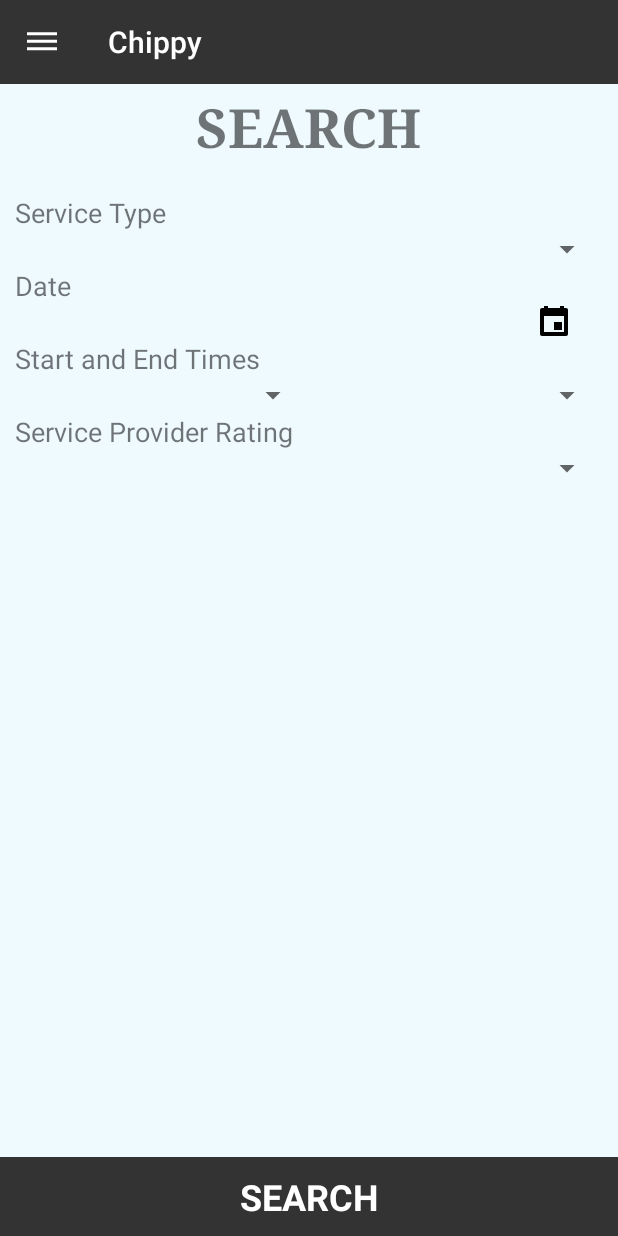
After one commit to AndreiBaetica/Chippy, an Android app: the fragment HOSearchFragment placed in its activity, on a phone screen of 412 x 824 dp. The commit adds this screen. Run offline under Robolectric (Android 15) with nearby library versions, the phone set to English and light mode, and no system bars; 4 statements that could not run were skipped.

Commit message:
Created tabs in HO. Added datePickerDialog and spinners in search tab.

```diff
--- /dev/null
+++ b/Chippy/app/src/main/java/com/example/janieamyot/chippy/HOSearchFragment.java
@@ -0,0 +1,70 @@
+package com.example.janieamyot.chippy;
+
+import android.app.DatePickerDialog;
+import android.app.Fragment;
+import android.content.Intent;
+import android.os.Bundle;
+import android.support.annotation.Nullable;
+import android.view.LayoutInflater;
+import android.view.View;
+import android.view.ViewGroup;
+import android.widget.ArrayAdapter;
+import android.widget.DatePicker;
+import android.widget.EditText;
+import android.widget.ImageButton;
+import android.widget.RatingBar;
+import android.widget.Spinner;
+import android.widget.TextView;
+
+import java.text.SimpleDateFormat;
+import java.util.Calendar;
+import java.util.Date;
+import java.util.Locale;
+
+public class HOSearchFragment extends Fragment{
+
+    Bundle bundle;
+    private HomeOwner homeOwner;
+    public ImageButton dateButton;
+    public TextView dateSelected;
+    public Spinner serviceSpinner;
+    final Calendar c = Calendar.getInstance();
+
+    public View onCreateView(LayoutInflater inflater, ViewGroup container, Bundle savedInstanceState){
+        return inflater.inflate(R.layout.fragment_ho_search, container, false);
+    }
+
+    public void onActivityCreated(@Nullable Bundle savedInstanceState) {
+        super.onActivityCreated(savedInstanceState);
+        Intent intent = getActivity().getIntent();
+        bundle = intent.getExtras();
+        homeOwner = (HomeOwner) bundle.get("Account");
+
+        dateButton = (ImageButton) getActivity().findViewById(R.id.dateButton);
+        dateSelected = (TextView) getActivity().findViewById(R.id.dateSelected);
+        serviceSpinner = getActivity().findViewById(R.id.hoServiceSearch);
+
+        dateButton.setOnClickListener(new View.OnClickListener(){
+            @Override
+            public void onClick(View v){
+                setDate(v);
+            }
+        });
+    }
+
+    public void setDate(View v) {
+        int year = c.get(Calendar.YEAR);
+        int month = c.get(Calendar.MONTH);
+        int day = c.get(Calendar.DAY_OF_MONTH);
+        DatePickerDialog dpd = new DatePickerDialog(getActivity(),R.style.DialogTheme, new DatePickerDialog.OnDateSetListener() {
+            @Override
+            public void onDateSet(DatePicker view, int year, int monthOfYear, int dayOfMonth) {
+                String str = dayOfMonth + "-" + (monthOfYear+1) + "-" + year;
+                dateSelected.setText(str);
+            }
+        }, year, month, day);
+        dpd.getDatePicker().setMinDate(System.currentTimeMillis() - 1000);
+        dpd.show();
+    }
+
+}
--- a/Chippy/app/src/main/java/com/example/janieamyot/chippy/HomeOwnerWelcomePage.java
+++ b/Chippy/app/src/main/java/com/example/janieamyot/chippy/HomeOwnerWelcomePage.java
@@ -1,27 +1,100 @@
 package com.example.janieamyot.chippy;
 
+import android.app.Fragment;
+import android.app.FragmentTransaction;
 import android.content.Intent;
+import android.support.annotation.NonNull;
+import android.support.design.widget.NavigationView;
+import android.support.v4.view.GravityCompat;
+import android.support.v4.widget.DrawerLayout;
+import android.support.v7.app.ActionBar;
 import android.support.v7.app.AppCompatActivity;
 import android.os.Bundle;
 import android.support.v7.widget.Toolbar;
+import android.view.MenuItem;
 import android.view.View;
 import android.widget.TextView;
 
 public class HomeOwnerWelcomePage extends AppCompatActivity {
 
-    Bundle bundle;
+    public static Bundle bundle;
+    private DrawerLayout mDrawerLayout;
+    HomeOwner account;
 
     @Override
     protected void onCreate(Bundle savedInstanceState) {
         super.onCreate(savedInstanceState);
         setContentView(R.layout.activity_home_owner_welcome_page);
-        setSupportActionBar((Toolbar) findViewById(R.id.toolbar));
+        Intent intent = this.getIntent();
 
-        Intent intent = this.getIntent();
         bundle = intent.getExtras();
-        TextView welcome = findViewById(R.id.welcomeMessage);
-        String welcomeMessage = "Welcome " + extractAccount();
-        welcome.setText(welcomeMessage);
+        account = (HomeOwner) bundle.get("Account");
+
+        FragmentTransaction ft = getFragmentManager().beginTransaction();
+        ft.replace(R.id.content_frame_ho, new HOSearchFragment());
+        ft.commit();
+
+        setupNavigationMenu();
+        //Add header to navigation drawer
+        NavigationView navigationView = findViewById(R.id.nav_view3);
+        View navHeaderView = navigationView.inflateHeaderView(R.layout.nav_header);
+        TextView headerUsername = (TextView) navHeaderView.findViewById(R.id.headerUsername);
+        headerUsername.setText(extractAccount());
+        TextView headerRole = (TextView) navHeaderView.findViewById(R.id.headerRole);
+        headerRole.setText("Home Owner");
+    }
+
+
+    public void setupNavigationMenu(){
+        //Setup toolbar
+        Toolbar toolbar = findViewById(R.id.toolbar);
+        setSupportActionBar(toolbar);
+        ActionBar actionBar = getSupportActionBar();
+        actionBar.setDisplayHomeAsUpEnabled(true);
+        actionBar.setHomeAsUpIndicator(R.drawable.ic_menu);
+
+        mDrawerLayout = findViewById(R.id.drawer_layout);
+
+        NavigationView navigationView = findViewById(R.id.nav_view3);
+        navigationView.setNavigationItemSelectedListener(
+                new NavigationView.OnNavigationItemSelectedListener() {
+                    @Override
+                    public boolean onNavigationItemSelected(@NonNull MenuItem menuItem) {
+                        menuItem.setChecked(true);
+                        mDrawerLayout.closeDrawers();
+
+                        int id = menuItem.getItemId();
+                        Fragment fragment = null;
+
+                        if (id == R.id.nav_ho_search){
+                            fragment = new HOSearchFragment();
+                        } else if (id == R.id.nav_ho_bookings){
+                            fragment = new HOBookingsFragment();
+                        } else if (id == R.id.nav_ho_logout){
+                            OnClickLogOut(findViewById(R.id.drawer_layout));
+                            return true;
+                        }
+
+                        if (fragment != null){
+                            FragmentTransaction ft = getFragmentManager().beginTransaction();
+                            ft.replace(R.id.content_frame_ho, fragment);
+                            ft.commit();
+                        }
+                        return true;
+                    }
+                }
+        );
+        navigationView.getMenu().getItem(0).setChecked(true);
+    }
+
+    @Override
+    public boolean onOptionsItemSelected(MenuItem item){
+        switch (item.getItemId()){
+            case android.R.id.home:
+                mDrawerLayout.openDrawer(GravityCompat.START);
+                return true;
+        }
+        return super.onOptionsItemSelected(item);
     }
 
     private String extractAccount(){
@@ -29,9 +102,8 @@ public class HomeOwnerWelcomePage extends AppCompatActivity {
         return homeOwner.getUserName();
     }
     public void OnClickLogOut(View view){
-
         Intent intent = new Intent(getApplication(), MainActivity.class);
         startActivity(intent);
-
+        finish();
     }
 }
--- a/Chippy/app/src/main/res/layout/activity_home_owner_welcome_page.xml
+++ b/Chippy/app/src/main/res/layout/activity_home_owner_welcome_page.xml
@@ -1,71 +1,33 @@
 <?xml version="1.0" encoding="utf-8"?>
-<RelativeLayout xmlns:android="http://schemas.android.com/apk/res/android"
+<android.support.v4.widget.DrawerLayout xmlns:android="http://schemas.android.com/apk/res/android"
     xmlns:app="http://schemas.android.com/apk/res-auto"
     xmlns:tools="http://schemas.android.com/tools"
+    android:id="@+id/drawer_layout"
     android:layout_width="match_parent"
     android:layout_height="match_parent"
-    tools:context=".HomeOwnerWelcomePage">
+    android:fitsSystemWindows="true">
 
-
-    <LinearLayout
-        android:id="@+id/toolbarLayout"
+    <FrameLayout
+        xmlns:tools="http://schemas.android.com/tools"
+        android:id="@+id/content_frame_ho"
         android:layout_width="match_parent"
-        android:layout_height="wrap_content"
-        android:orientation="vertical">
+        android:layout_height="match_parent"
+        tools:context=".HomeOwnerWelcomePage">
 
         <android.support.v7.widget.Toolbar
             android:id="@+id/toolbar"
             android:layout_width="match_parent"
             android:layout_height="?attr/actionBarSize"
             android:background="@color/colorPrimary"
-            android:theme="@style/ActionBarTheme" />
+            android:theme="@style/ThemeOverlay.AppCompat.Dark.ActionBar" />
+    </FrameLayout>
 
-    </LinearLayout>
+    <android.support.design.widget.NavigationView
+        android:id="@+id/nav_view3"
+        android:layout_width="wrap_content"
+        android:layout_height="match_parent"
+        android:layout_gravity="start"
+        android:fitsSystemWindows="true"
+        app:menu="@menu/drawer_homeowner" />
 
-    <LinearLayout
-        android:layout_width="match_parent"
-        android:layout_height="wrap_content"
-        android:orientation="vertical"
-        android:layout_below="@+id/toolbarLayout">
-
-        <LinearLayout
-            android:id="@+id/line1"
-            android:layout_width="match_parent"
-            android:layout_height="match_parent"
-            android:orientation="horizontal">
-
-            <TextView
-                android:id="@+id/loggedInAs"
-                android:layout_width="wrap_content"
-                android:layout_height="wrap_content"
-                android:layout_marginLeft="5dp"
-                android:text="Logged in as Home Owner" />
-
-            <View
-                android:layout_width="0dp"
-                android:layout_height="0dp"
-                android:layout_weight="1" />
-
-            <Button
-                android:id="@+id/logoutButton"
-                android:layout_width="wrap_content"
-                android:layout_height="wrap_content"
-                android:backgroundTint="@color/colorButton"
-                android:onClick="OnClickLogOut"
-                android:text="Log out"
-                android:textColor="@android:color/white" />
-
-        </LinearLayout>
-
-        <TextView
-            android:id="@+id/welcomeMessage"
-            android:layout_width="match_parent"
-            android:layout_height="wrap_content"
-            android:layout_below="@+id/line1"
-            android:layout_marginLeft="5dp"
-            android:layout_weight="1"
-            android:text="Welcome [USERNAME]"
-            android:textSize="18sp" />
-    </LinearLayout>
-
-</RelativeLayout>
+</android.support.v4.widget.DrawerLayout>
--- /dev/null
+++ b/Chippy/app/src/main/res/layout/fragment_ho_search.xml
@@ -0,0 +1,145 @@
+<?xml version="1.0" encoding="utf-8"?>
+<RelativeLayout xmlns:android="http://schemas.android.com/apk/res/android"
+    android:layout_width="match_parent"
+    android:layout_height="match_parent">
+
+    <TextView
+        android:layout_width="wrap_content"
+        android:layout_height="wrap_content"
+        android:layout_marginTop="60dp"
+        android:layout_marginBottom="10dp"
+        android:id="@+id/hoSearchTitle"
+        android:text="SEARCH"
+        android:textSize="36sp"
+        android:textStyle="bold"
+        android:typeface="serif"
+        android:layout_centerHorizontal="true" />
+
+    <LinearLayout
+        android:layout_width="match_parent"
+        android:layout_height="match_parent"
+        android:layout_margin="10dp"
+        android:orientation="vertical"
+        android:id="@+id/hoSearchLayout"
+        android:layout_below="@+id/hoSearchTitle"
+        android:layout_above="@+id/hoSearchButton">
+
+        <LinearLayout
+            android:id="@+id/hoSearchByService"
+            android:layout_width="match_parent"
+            android:layout_height="wrap_content"
+            android:orientation="vertical">
+
+            <TextView
+                android:layout_width="match_parent"
+                android:layout_height="wrap_content"
+                android:textSize="18sp"
+                android:text="Service Type"/>
+
+            <Spinner
+                android:id="@+id/hoServiceSearch"
+                android:layout_width="match_parent"
+                android:layout_height="wrap_content"
+                android:textSize="18sp" />
+
+        </LinearLayout>
+
+        <LinearLayout
+            android:id="@+id/hoSearchByDateTime"
+            android:layout_width="match_parent"
+            android:layout_height="wrap_content"
+            android:orientation="vertical">
+
+            <TextView
+                android:layout_width="match_parent"
+                android:layout_height="wrap_content"
+                android:textSize="18sp"
+                android:text="Date"/>
+
+            <LinearLayout
+                android:layout_width="match_parent"
+                android:layout_height="wrap_content"
+                android:orientation="horizontal">
+                <TextView
+                    android:id="@+id/dateSelected"
+                    android:layout_width="fill_parent"
+                    android:layout_height="match_parent"
+                    android:textSize="18sp"
+                    android:layout_weight="1" />
+
+                <ImageButton
+                    android:id="@+id/dateButton"
+                    android:layout_width="fill_parent"
+                    android:layout_height="wrap_content"
+                    android:layout_weight="5"
+                    android:src="@mipmap/ic_calendar"
+                    android:background="@color/colorBackground"/>
+            </LinearLayout>
+
+            <TextView
+                android:layout_width="match_parent"
+                android:layout_height="wrap_content"
+                android:textSize="18sp"
+                android:text="Start and End Times"/>
+
+            <LinearLayout
+                android:layout_width="match_parent"
+                android:layout_height="wrap_content"
+                android:orientation="horizontal">
+                <Spinner
+                    android:id="@+id/hoStartTimeSearch"
+                    android:layout_width="fill_parent"
+                    android:layout_height="wrap_content"
+                    android:gravity="center_horizontal"
+                    android:entries="@array/timeArray"
+                    android:layout_weight="1"
+                    android:textSize="18sp"/>
+                <Spinner
+                    android:id="@+id/hoEndTimeSearch"
+                    android:layout_width="fill_parent"
+                    android:layout_height="wrap_content"
+                    android:gravity="center_horizontal"
+                    android:entries="@array/timeArray"
+                    android:layout_weight="1"
+                    android:outlineAmbientShadowColor="@color/colorPrimary"
+                    android:textSize="18sp"/>
+            </LinearLayout>
+
+        </LinearLayout>
+
+        <LinearLayout
+            android:id="@+id/hoSearchByRating"
+            android:layout_width="match_parent"
+            android:layout_height="wrap_content"
+            android:orientation="vertical">
+
+            <TextView
+                android:layout_width="match_parent"
+                android:layout_height="wrap_content"
+                android:textSize="18sp"
+                android:text="Service Provider Rating"/>
+
+            <Spinner
+                android:id="@+id/hoRatingSearch"
+                android:layout_width="match_parent"
+                android:layout_height="wrap_content"
+                android:entries="@array/ratingArray"
+                android:textSize="18sp">
+            </Spinner>
+
+        </LinearLayout>
+
+    </LinearLayout>
+
+    <Button
+        android:id="@+id/hoSearchButton"
+        android:layout_width="fill_parent"
+        android:layout_height="wrap_content"
+        android:layout_alignParentBottom="true"
+        android:gravity="center"
+        android:padding="10dp"
+        android:text="SEARCH"
+        android:textSize="24sp"
+        android:textStyle="bold" />
+
+</RelativeLayout>
--- /dev/null
+++ b/Chippy/app/src/main/res/menu/drawer_homeowner.xml
@@ -0,0 +1,14 @@
+<?xml version="1.0" encoding="utf-8"?>
+<menu xmlns:android="http://schemas.android.com/apk/res/android">
+    <group android:checkableBehavior="single">
+        <item
+            android:id="@+id/nav_ho_search"
+            android:title="Search" />
+        <item
+            android:id="@+id/nav_ho_bookings"
+            android:title="Bookings" />
+        <item
+            android:id="@+id/nav_ho_logout"
+            android:title="Log out"/>
+    </group>
+</menu>
--- a/Chippy/app/src/main/res/values/colors.xml
+++ b/Chippy/app/src/main/res/values/colors.xml
@@ -6,4 +6,5 @@
     <color name="colorBackground">#effaff</color>
     <color name="colorButton">#333333</color>
     <color name="colorWhite">#ffffff</color>
+    <color name="colorCalendar">#0000FF</color>
 </resources>
--- a/Chippy/app/src/main/res/values/strings.xml
+++ b/Chippy/app/src/main/res/values/strings.xml
@@ -2,8 +2,6 @@
     <string name="app_name">Chippy</string>
     <string name="title_activity_home_owner_welcome_page">HomeOwnerWelcomePage</string>
     <string name="title_activity_service_provider_welcome_page">ServiceProviderWelcomePage</string>
-
-
 
     <string-array name="CategoryArr">
         <item>  </item>
@@ -18,4 +16,41 @@
         <item> Miscellaneous </item>
     </string-array>
 
+    <string-array name="timeArray">
+        <item> </item>
+        <item>00:00</item>
+        <item>01:00</item>
+        <item>02:00</item>
+        <item>03:00</item>
+        <item>04:00</item>
+        <item>05:00</item>
+        <item>06:00</item>
+        <item>07:00</item>
+        <item>08:00</item>
+        <item>09:00</item>
+        <item>10:00</item>
+        <item>11:00</item>
+        <item>12:00</item>
+        <item>13:00</item>
+        <item>14:00</item>
+        <item>15:00</item>
+        <item>16:00</item>
+        <item>17:00</item>
+        <item>18:00</item>
+        <item>19:00</item>
+        <item>20:00</item>
+        <item>21:00</item>
+        <item>22:00</item>
+        <item>23:00</item>
+    </string-array>
+
+    <string-array name="ratingArray">
+        <item> </item>
+        <item>5</item>
+        <item>4</item>
+        <item>3</item>
+        <item>2</item>
+        <item>1</item>
+    </string-array>
+
 </resources>
--- a/Chippy/app/src/main/res/values/styles.xml
+++ b/Chippy/app/src/main/res/values/styles.xml
@@ -22,4 +22,8 @@
         <item name="colorAccent">@color/colorAccent</item>
     </style>
 
+    <style name="DialogTheme" parent="Theme.AppCompat.Light.Dialog">
+        <item name="colorAccent">@color/colorAccent</item>
+    </style>
+
 </resources>
```
Also changed, not shown: Chippy/app/src/main/java/com/example/janieamyot/chippy/HOBookingsFragment.java (added, +17 -0 lines), Chippy/app/src/main/res/layout/fragment_ho_bookings.xml (added, +40 -0 lines), Chippy/app/src/main/res/mipmap-hdpi/ic_calendar.png (added).
